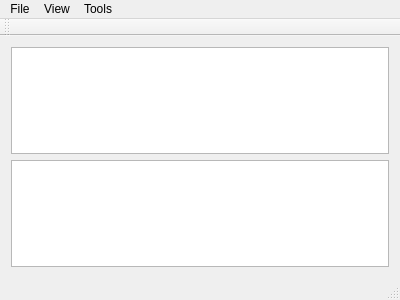
Qt form mainwindow.ui (allenck/ESP_Config) before a commit.
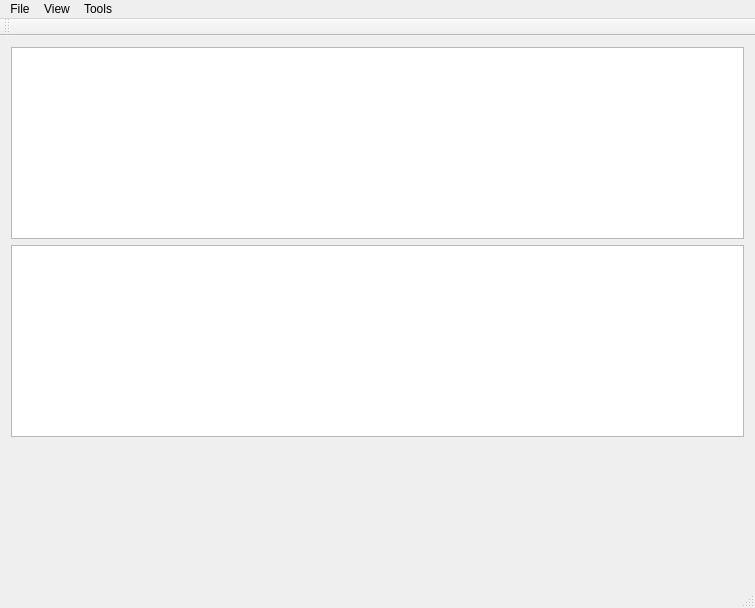
The same form after that commit. Custom widgets are drawn as their Qt base class.

Commit message: added config options panel

```diff
--- a/mainwindow.ui
+++ b/mainwindow.ui
@@ -6,8 +6,8 @@
    <rect>
     <x>0</x>
     <y>0</y>
-    <width>400</width>
-    <height>300</height>
+    <width>755</width>
+    <height>608</height>
    </rect>
   </property>
   <property name="windowTitle">
@@ -21,6 +21,22 @@
     <item>
      <widget class="QTableView" name="tv1"/>
     </item>
+    <item>
+     <widget class="OptionWidget" name="optionWidget" native="true">
+      <property name="sizePolicy">
+       <sizepolicy hsizetype="Preferred" vsizetype="Expanding">
+        <horstretch>0</horstretch>
+        <verstretch>0</verstretch>
+       </sizepolicy>
+      </property>
+      <property name="minimumSize">
+       <size>
+        <width>0</width>
+        <height>100</height>
+       </size>
+      </property>
+     </widget>
+    </item>
    </layout>
   </widget>
   <widget class="QMenuBar" name="menuBar">
@@ -28,7 +44,7 @@
     <rect>
      <x>0</x>
      <y>0</y>
-     <width>400</width>
+     <width>755</width>
      <height>22</height>
     </rect>
    </property>
@@ -126,6 +142,14 @@
   </action>
  </widget>
  <layoutdefault spacing="6" margin="11"/>
+ <customwidgets>
+  <customwidget>
+   <class>OptionWidget</class>
+   <extends>QWidget</extends>
+   <header>optionwidget.h</header>
+   <container>1</container>
+  </customwidget>
+ </customwidgets>
  <resources/>
  <connections/>
 </ui>
```
Left out of the diff: 47 changed lines with no effect on the pictures. The commit also changes 12 other files.
